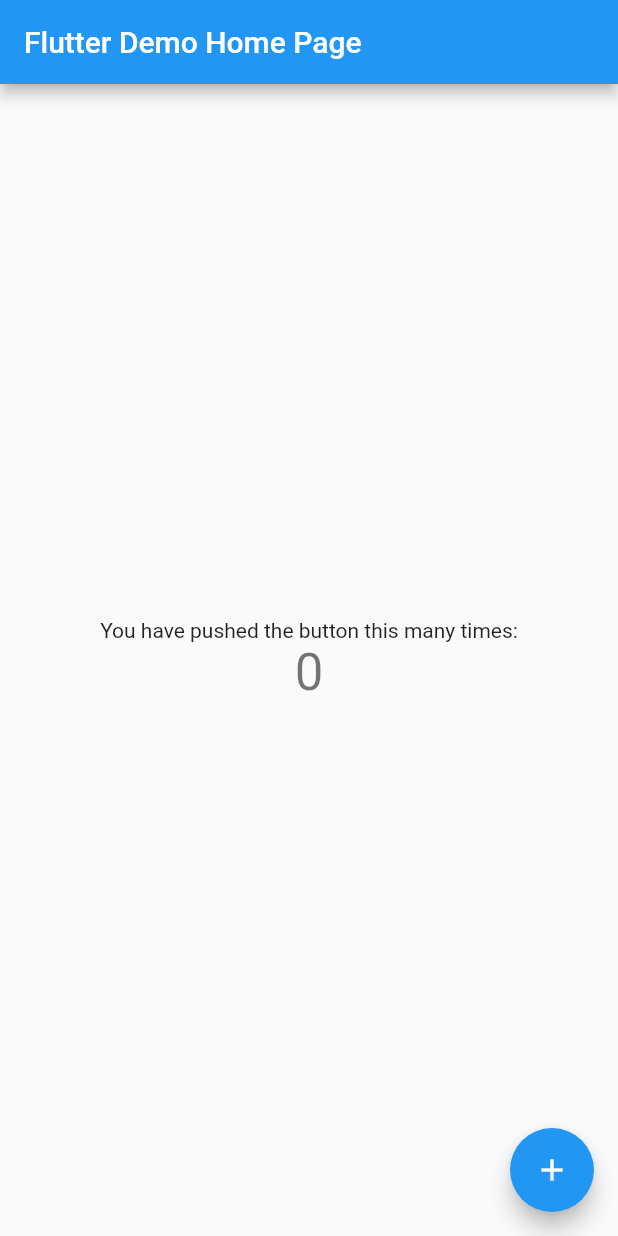
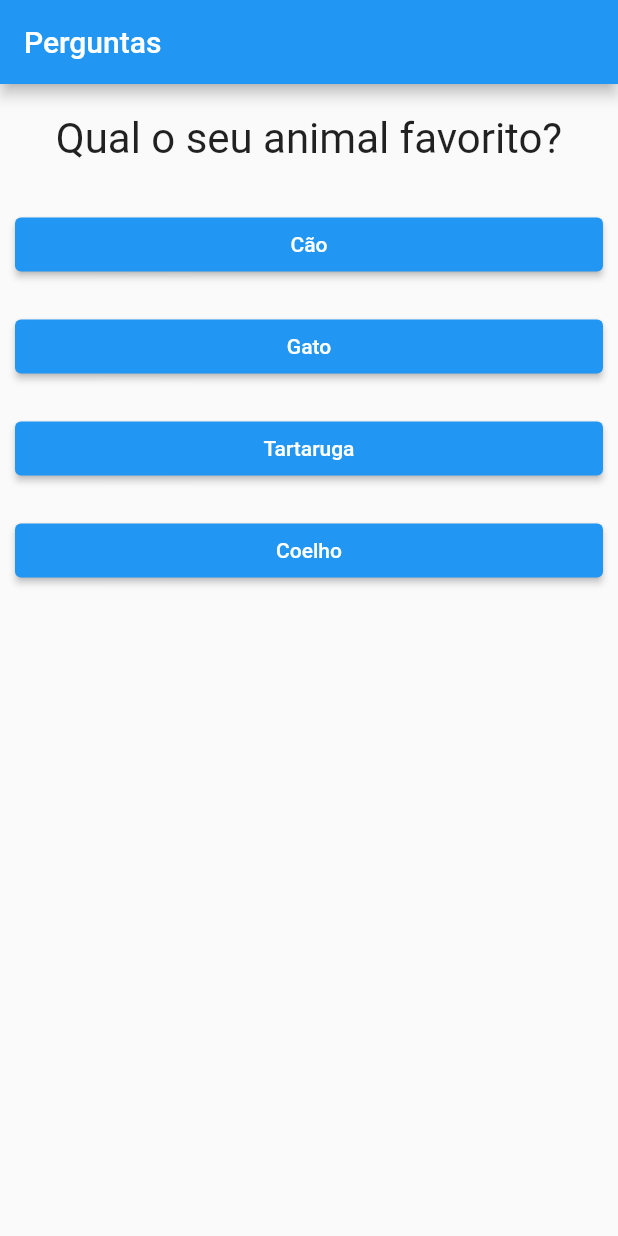
Before and after one commit to alex-custodio/PerguntaApp, a Flutter app: the screen it shows after launch, on a phone screen of 412 x 824 dp. Run offline on Flutter 3.47's test engine with Material 2 defaults, Android fonts, the light colour scheme and no system bars.

Commit message:
adicionando mais alguns widgets

```diff
--- /dev/null
+++ b/lib/components/questao.dart
@@ -0,0 +1,20 @@
+import 'package:flutter/material.dart';
+
+class Questao extends StatelessWidget {
+  String texto;
+  Questao(this.texto);
+  @override
+  Widget build(BuildContext context) {
+    return Container(
+      width: double.infinity,
+      margin: const EdgeInsets.all(20),
+      child: Text(
+        texto!,
+        style: const TextStyle(
+          fontSize: 28
+        ),
+        textAlign: TextAlign.center,
+      ),
+    );
+  }
+}
--- /dev/null
+++ b/lib/components/resposta.dart
@@ -0,0 +1,20 @@
+import 'package:flutter/material.dart';
+
+class Resposta extends StatelessWidget {
+  void Function()? onPressed;
+  String? texto;
+
+  Resposta({super.key, this.texto, this.onPressed});
+
+  @override
+  Widget build(BuildContext context) {
+    return Container(
+      padding: EdgeInsets.all(10),
+      width: double.infinity,
+      child: ElevatedButton(
+        onPressed: onPressed,
+        child: Text(texto!),
+      ),
+    );
+  }
+}
--- a/lib/main.dart
+++ b/lib/main.dart
@@ -1,4 +1,5 @@
 import 'package:flutter/material.dart';
+import 'package:perguntaapp/screens/home.dart';
 
 void main() {
   runApp(const MyApp());
@@ -6,110 +7,14 @@
 
 class MyApp extends StatelessWidget {
   const MyApp({super.key});
-
-  // This widget is the root of your application.
   @override
   Widget build(BuildContext context) {
     return MaterialApp(
       title: 'Flutter Demo',
       theme: ThemeData(
-        // This is the theme of your application.
-        //
-        // Try running your application with "flutter run". You'll see the
-        // application has a blue toolbar. Then, without quitting the app, try
-        // changing the primarySwatch below to Colors.green and then invoke
-        // "hot reload" (press "r" in the console where you ran "flutter run",
-        // or simply save your changes to "hot reload" in a Flutter IDE).
-        // Notice that the counter didn't reset back to zero; the application
-        // is not restarted.
         primarySwatch: Colors.blue,
       ),
-      home: const MyHomePage(title: 'Flutter Demo Home Page'),
+      home: Home(),
     );
   }
 }
-
-class MyHomePage extends StatefulWidget {
-  const MyHomePage({super.key, required this.title});
-
-  // This widget is the home page of your application. It is stateful, meaning
-  // that it has a State object (defined below) that contains fields that affect
-  // how it looks.
-
-  // This class is the configuration for the state. It holds the values (in this
-  // case the title) provided by the parent (in this case the App widget) and
-  // used by the build method of the State. Fields in a Widget subclass are
-  // always marked "final".
-
-  final String title;
-
-  @override
-  State<MyHomePage> createState() => _MyHomePageState();
-}
-
-class _MyHomePageState extends State<MyHomePage> {
-  int _counter = 0;
-
-  void _incrementCounter() {
-    setState(() {
-      // This call to setState tells the Flutter framework that something has
-      // changed in this State, which causes it to rerun the build method below
-      // so that the display can reflect the updated values. If we changed
-      // _counter without calling setState(), then the build method would not be
-      // called again, and so nothing would appear to happen.
-      _counter++;
-    });
-  }
-
-  @override
-  Widget build(BuildContext context) {
-    // This method is rerun every time setState is called, for instance as done
-    // by the _incrementCounter method above.
-    //
-    // The Flutter framework has been optimized to make rerunning build methods
-    // fast, so that you can just rebuild anything that needs updating rather
-    // than having to individually change instances of widgets.
-    return Scaffold(
-      appBar: AppBar(
-        // Here we take the value from the MyHomePage object that was created by
-        // the App.build method, and use it to set our appbar title.
-        title: Text(widget.title),
-      ),
-      body: Center(
-        // Center is a layout widget. It takes a single child and positions it
-        // in the middle of the parent.
-        child: Column(
-          // Column is also a layout widget. It takes a list of children and
-          // arranges them vertically. By default, it sizes itself to fit its
-          // children horizontally, and tries to be as tall as its parent.
-          //
-          // Invoke "debug painting" (press "p" in the console, choose the
-          // "Toggle Debug Paint" action from the Flutter Inspector in Android
-          // Studio, or the "Toggle Debug Paint" command in Visual Studio Code)
-          // to see the wireframe for each widget.
-          //
-          // Column has various properties to control how it sizes itself and
-          // how it positions its children. Here we use mainAxisAlignment to
-          // center the children vertically; the main axis here is the vertical
-          // axis because Columns are vertical (the cross axis would be
-          // horizontal).
-          mainAxisAlignment: MainAxisAlignment.center,
-          children: <Widget>[
-            const Text(
-              'You have pushed the button this many times:',
-            ),
-            Text(
-              '$_counter',
-              style: Theme.of(context).textTheme.headline4,
-            ),
-          ],
-        ),
-      ),
-      floatingActionButton: FloatingActionButton(
-        onPressed: _incrementCounter,
-        tooltip: 'Increment',
-        child: const Icon(Icons.add),
-      ), // This trailing comma makes auto-formatting nicer for build methods.
-    );
-  }
-}
--- /dev/null
+++ b/lib/screens/home.dart
@@ -0,0 +1,57 @@
+import 'package:flutter/cupertino.dart';
+
+import 'package:flutter/material.dart';
+import 'package:perguntaapp/components/resposta.dart';
+
+import '../components/questao.dart';
+
+class Home extends StatefulWidget {
+  @override
+  State<StatefulWidget> createState() => HomeState();
+}
+
+class HomeState extends State<Home> {
+  final perguntas = [
+    {
+      "texto": "Qual o seu animal favorito?",
+      "resposta": ['Cão', 'Gato', 'Tartaruga', 'Coelho']
+    },
+    {
+      "texto": "Qual a sua cor favorita?",
+      "resposta": ['Azul', 'Verde', 'Vermelho', 'Roxo']
+    },
+    {
+      "texto": "Qual o seu anime favorito",
+      "resposta": ['AOT', 'Naruto', 'One Piece']
+    }
+  ];
+  int _perguntaSelecionada = 0;
+  void responder() {
+    setState(() {
+      if (_perguntaSelecionada + 1 < perguntas.length) {
+        _perguntaSelecionada++;
+      }
+      print(_perguntaSelecionada);
+    });
+  }
+
+  @override
+  Widget build(BuildContext context) {
+    List<Resposta> respostas = [];
+    for (String resposta
+        in perguntas[_perguntaSelecionada].cast()['resposta']) {
+      respostas.add(Resposta(texto: resposta, onPressed: responder));
+    }
+    return Scaffold(
+      appBar: AppBar(
+        title: Text("Perguntas"),
+      ),
+      body: Column(
+        children: [
+          Questao(perguntas[_perguntaSelecionada]['texto'].toString()),
+          ...respostas,
+        ],
+      ),
+    );
+  }
+}
```
